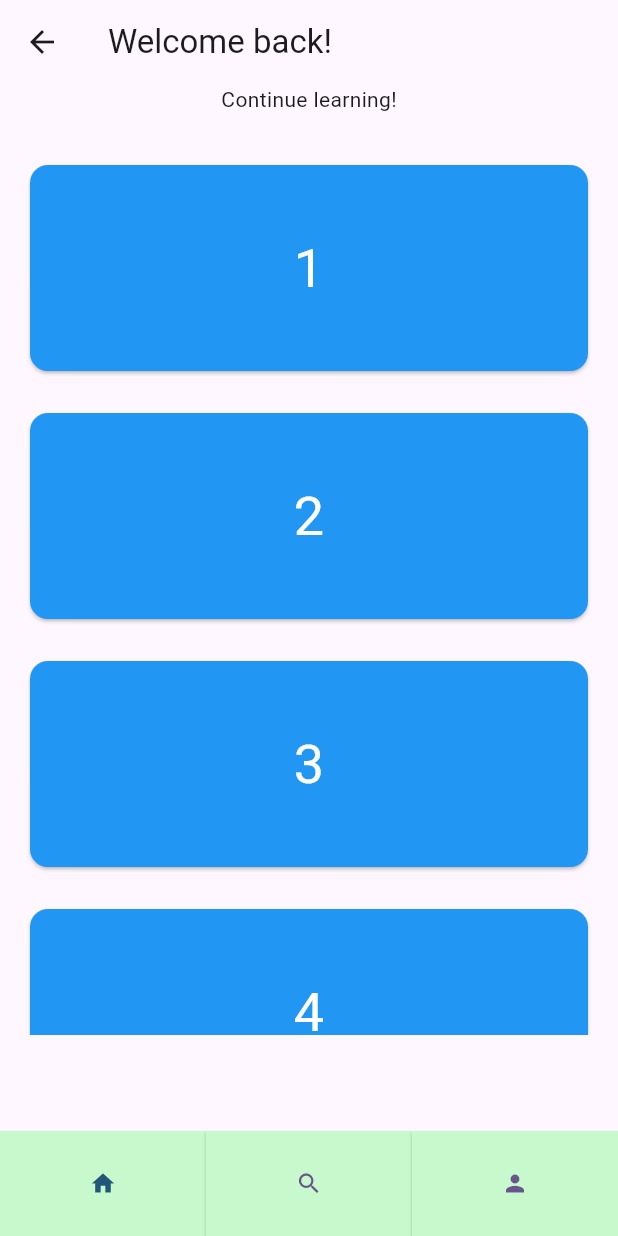
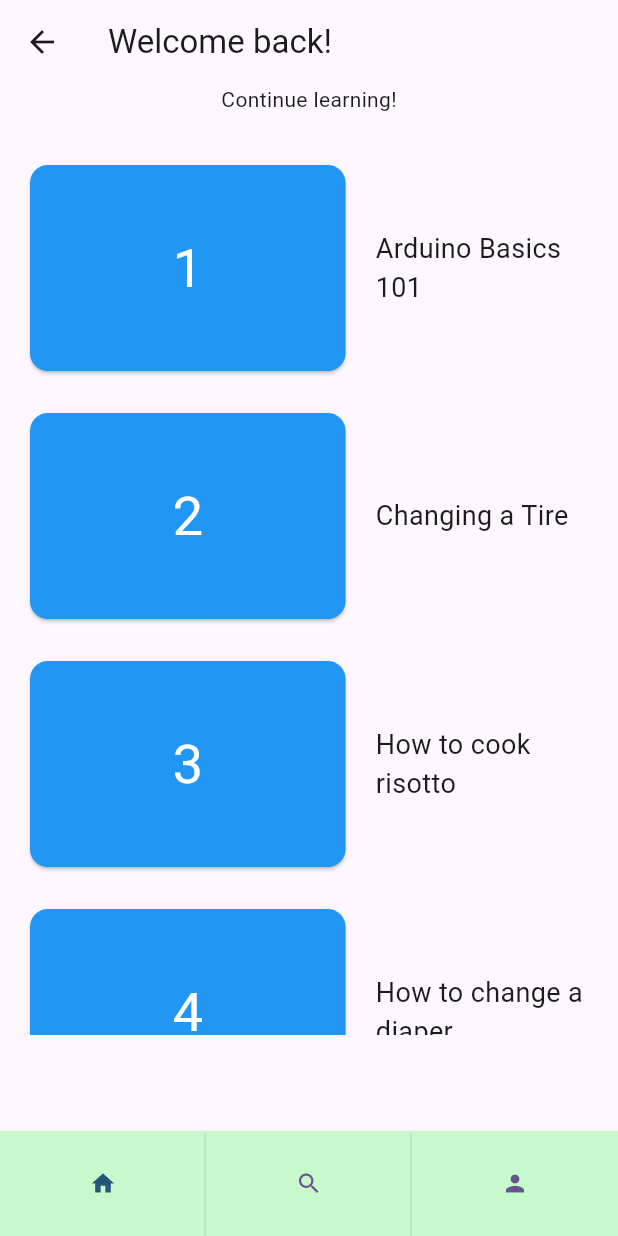
Before and after one commit to erico-ke/TUT-AR, a Flutter app: the MainPage screen opened directly, on a phone screen of 412 x 824 dp. Run offline on Flutter 3.47's test engine with Material 3 defaults, Android fonts, the phone set to English and light mode, and no system bars; our stand-ins replace camera.

Commit message:
MainPage update

```diff
--- a/tuto_ar/lib/pages/main_page.dart
+++ b/tuto_ar/lib/pages/main_page.dart
@@ -3,6 +3,7 @@ import 'package:tuto_ar/pages/search_page.dart';
 import 'package:tuto_ar/pages/user_page.dart';
 
 final List<int> numbers = [1, 2, 3, 4, 5];
+final List<String> names = ['Arduino Basics 101', 'Changing a Tire', 'How to cook risotto', 'How to change a diaper', 'Giving your Laptop a new Ram'];
 
 class MainPage extends StatelessWidget {
   const MainPage({super.key});
@@ -20,30 +21,53 @@ class MainPage extends StatelessWidget {
                 alignment: Alignment.topCenter,
                 child: Text('Continue learning!'),
               ),
-              Container(
-                padding: EdgeInsets.symmetric(horizontal: 16.0, vertical: 20.0),
+              Align(
+                alignment: Alignment.centerLeft,
+                child: Container(
+                  padding:
+                      EdgeInsets.symmetric(horizontal: 16.0, vertical: 20.0),
                   height: MediaQuery.of(context).size.height / 1.3,
+                  width: MediaQuery.of(context).size.width,
                   child: ListView.builder(
                     scrollDirection: Axis.vertical,
                     itemCount: numbers.length,
                     itemBuilder: (context, index) {
                       return Container(
-                      width: MediaQuery.of(context).size.width / 1.2,
+                        width: MediaQuery.of(context).size.width,
                         margin: EdgeInsets.symmetric(vertical: 10.0),
+                        child: Row(
+                          children: [
+                            Expanded(
+                              flex: 3,
                               child: Card(
                                 color: Colors.blue,
                                 child: Container(
-                        height: MediaQuery.of(context).size.height / 6,
+                                  height:
+                                      MediaQuery.of(context).size.height / 6,
                                   child: Center(
                                     child: Text(
                                       numbers[index].toString(),
                                       style: TextStyle(
                                           color: Colors.white, fontSize: 36.0),
-                        )),
                                     ),
                                   ),
+                                ),
+                              ),
+                            ),
+                            SizedBox(width: 16),
+                            Expanded(
+                              flex: 2,
+                              child: Text(
+                                '${names[index]}',
+                                style: TextStyle(fontSize: 18.0),
+                              ),
+                            ),
+                          ],
+                        ),
                       );
-                    }),
+                    },
+                  ),
+                ),
               ),
             ],
           ),
```
Lines whose indentation alone changed are shown as unchanged.
